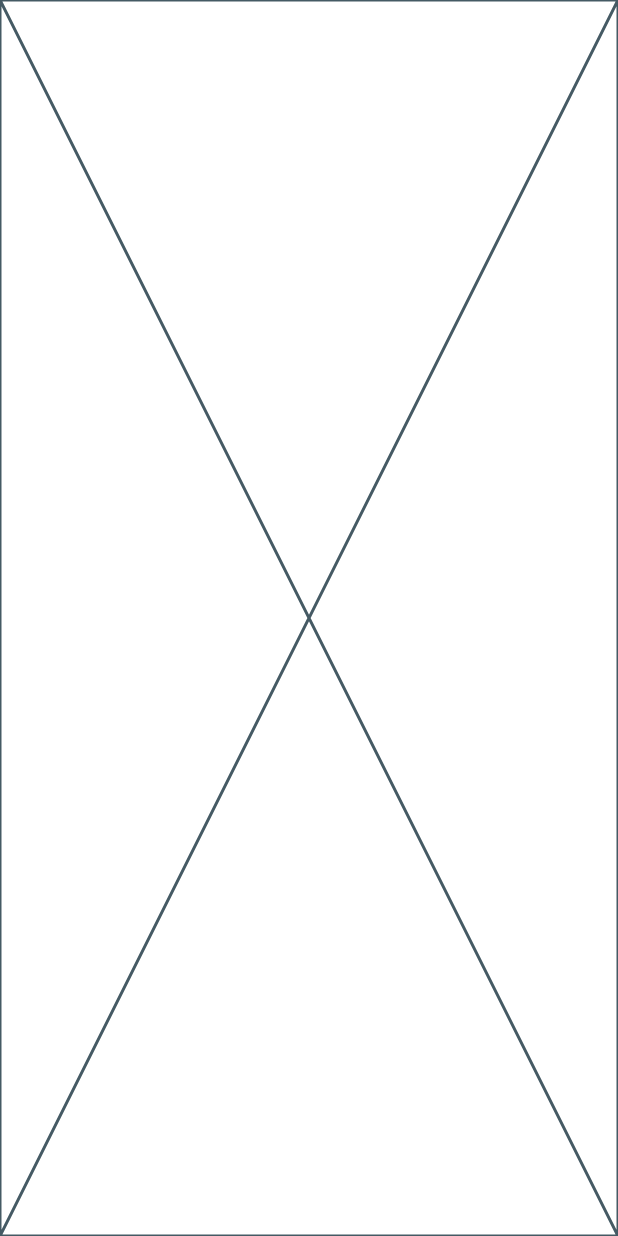
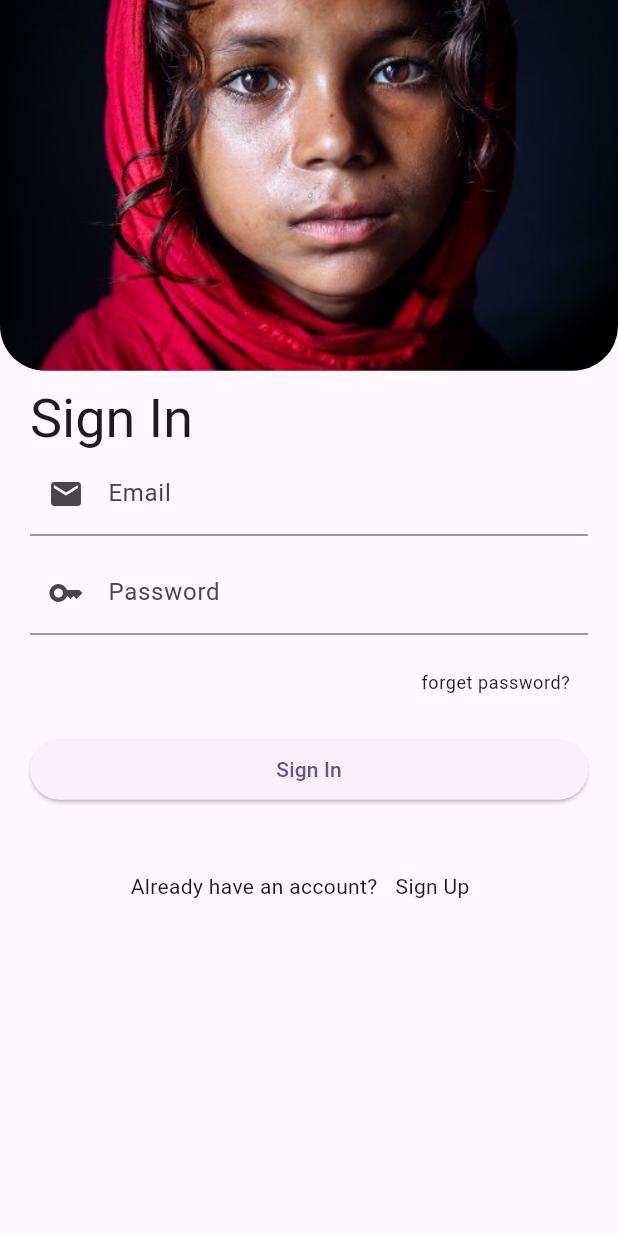
Before and after one commit to dipta-2707/child_future, a Flutter app: the screen it shows after launch, on a phone screen of 412 x 824 dp. Run offline on Flutter 3.47's test engine with Material 2 defaults, Android fonts, the light colour scheme and no system bars; our stand-ins replace get.

Commit message:
sign in ui

```diff
--- a/lib/binding/sign_in_page_binding.dart
+++ b/lib/binding/sign_in_page_binding.dart
@@ -4,7 +4,7 @@ import 'package:get/get.dart';
 class SignInPageBinding implements Bindings{
   @override
   void dependencies() {
-    Get.lazyPut(() => SignInPageController());
+    Get.lazyPut<SignInPageController>(() => SignInPageController());
   }
 
 }
--- a/lib/config/route_config.dart
+++ b/lib/config/route_config.dart
@@ -1,9 +1,12 @@
+import 'package:child_future/binding/sign_in_page_binding.dart';
 import 'package:child_future/views/sign_in_page.dart';
 import 'package:get/get.dart';
 
 class AppRouteConfig{
   static const String signInRoute = '/signInPageRoutePath';
   static final getPages= [
-    GetPage(name: signInRoute, page: ()=> const SignInPage()),
+    GetPage(name: signInRoute, page: ()=> const SignInPage(),
+      binding: SignInPageBinding()
+    ),
   ];
 }
--- a/lib/controller/sign_in_controller.dart
+++ b/lib/controller/sign_in_controller.dart
@@ -1,5 +1,19 @@
+import 'package:flutter/cupertino.dart';
 import 'package:get/get.dart';
 
 class SignInPageController extends GetxController{
+    TextEditingController emailController = TextEditingController();
+    TextEditingController passwordController = TextEditingController();
 
+    void signIn(){
+
+    }
+
+    void gotoForgetPassword(){
+
+    }
+
+    void gotoSignUp(){
+
+    }
 }
--- a/lib/views/sign_in_page.dart
+++ b/lib/views/sign_in_page.dart
@@ -1,10 +1,83 @@
+import 'package:child_future/controller/sign_in_controller.dart';
 import 'package:flutter/material.dart';
+import 'package:get/get.dart';
 
-class SignInPage extends StatelessWidget {
+class SignInPage extends GetView<SignInPageController> {
   const SignInPage({super.key});
 
   @override
   Widget build(BuildContext context) {
-    return const Placeholder();
+    return Scaffold(
+      body: SafeArea(child: Form(
+        child: ListView(
+          children: [
+            ClipRRect(
+              borderRadius: const BorderRadius.only(
+                bottomRight: Radius.circular(30.0),
+                bottomLeft: Radius.circular(30.0)
+              ),
+              child: Image.asset('assets/child01.jpeg',
+                height: Get.height * 0.3,
+                width: Get.width,
+                fit: BoxFit.cover,
+              ),
+            ),
+
+            const SizedBox(height: 10.0,),
+            Padding(
+                padding: const EdgeInsets.symmetric(horizontal: 20.0),
+                child: Text('Sign In',style: Get.textTheme.displaySmall,)),
+            // email
+            Padding(
+              padding: const EdgeInsets.symmetric(horizontal: 20.0),
+              child: TextFormField(
+                controller: controller.emailController,
+                decoration: const InputDecoration(
+                  labelText: 'Email',
+                  prefixIcon: Icon(Icons.email)
+                ),
+              ),
+            ),
+            const SizedBox(height: 10.0,),
+            // password
+            Padding(
+              padding: const EdgeInsets.symmetric(horizontal: 20.0),
+              child: TextFormField(
+                controller: controller.passwordController,
+                obscureText: true,
+                decoration: const InputDecoration(
+                    labelText: 'Password',
+                    prefixIcon: Icon(Icons.key)
+                ),
+              ),
+            ),
+            const SizedBox(height: 8.0,),
+            Align(
+              alignment: Alignment.centerRight,
+              child: Padding(
+                padding: const EdgeInsets.symmetric(horizontal: 20.0),
+                child: TextButton(onPressed: (){},
+                    child: Text('forget password?',style: Get.textTheme.bodySmall, )),
+              ),
+            ),
+            const SizedBox(height: 10.0,),
+            Padding(
+              padding: const EdgeInsets.symmetric(horizontal: 20.0),
+              child: ElevatedButton(onPressed: (){},
+                  child: const Text('Sign In')),
+            ),
+            const SizedBox(height: 30.0,),
+            Row(
+              mainAxisAlignment: MainAxisAlignment.center,
+              children: [
+                const Text('Already have an account?'),
+                TextButton(onPressed: (){},
+                    child: Text('Sign Up',style: Get.textTheme.bodyMedium, ))
+              ],
+            )
+          ],
+        ),
+      )),
+    );
   }
 }
```
